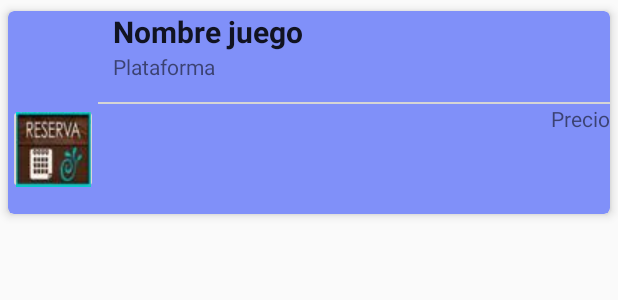
After one commit to ivanesc/OlympusGames, an Android app: the layout item_lista_juegos_home.xml on its own in the app's theme, with its tools: preview values and no code run, on a phone screen of 412 x 824 dp. The commit adds this screen. Shown: the top 300 px of the screen. Run offline under Robolectric (Android 15) with nearby library versions, the phone set to English and light mode, and no system bars.

```diff
--- a/app/src/main/res/layout/app_bar_main.xml
+++ b/app/src/main/res/layout/app_bar_main.xml
@@ -43,7 +43,7 @@
         android:layout_below="@+id/appbar"
         android:layout_marginTop="100dp"
         android:divider="#806326"
-        android:dividerHeight="2dp" />
+        android:dividerHeight="1dp" />
 
     <include layout="@layout/content_main" />
 
--- /dev/null
+++ b/app/src/main/res/layout/item_lista_juegos_home.xml
@@ -0,0 +1,76 @@
+<android.support.v7.widget.CardView xmlns:android="http://schemas.android.com/apk/res/android"
+    xmlns:card_view="http://schemas.android.com/apk/res-auto"
+    android:id="@+id/juegoinicio"
+    android:layout_width="match_parent"
+    android:layout_height="150dp"
+    android:layout_below="@+id/carrusel"
+    android:background="@color/cardview_dark_background"
+    card_view:cardCornerRadius="4dp"
+    card_view:cardElevation="4dp"
+    card_view:cardUseCompatPadding="true"
+    card_view:cardBackgroundColor="#8090f9">
+
+    <RelativeLayout
+        android:layout_width="wrap_content"
+        android:layout_height="wrap_content">
+
+        <ImageView
+            android:id="@+id/miniatura_juego"
+            android:layout_width="60dp"
+            android:layout_height="63dp"
+            android:scaleType="centerCrop" />
+
+        <TextView
+            android:id="@+id/nombre_juego"
+            android:layout_width="wrap_content"
+            android:layout_height="wrap_content"
+            android:layout_alignParentTop="true"
+            android:layout_marginLeft="10dp"
+            android:layout_toRightOf="@+id/miniatura_juego"
+            android:text="Nombre juego"
+            android:textAppearance="?android:attr/textAppearanceLarge"
+            android:textSize="20sp"
+            android:textStyle="bold" />
+
+        <TextView
+            android:id="@+id/plataforma"
+            android:layout_width="wrap_content"
+            android:layout_height="wrap_content"
+            android:layout_alignLeft="@+id/nombre_juego"
+            android:layout_below="@+id/nombre_juego"
+            android:text="Plataforma"
+            android:textAppearance="?android:attr/textAppearanceSmall" />
+
+        <TextView
+            android:id="@+id/precio_juego"
+            android:layout_width="wrap_content"
+            android:layout_height="wrap_content"
+            android:layout_below="@+id/plataforma"
+            android:layout_marginTop="15dp"
+            android:layout_alignParentRight="true"
+            android:text="Precio"
+            android:textAppearance="?android:attr/textAppearanceSmall" />
+
+        <View
+            android:id="@+id/linea"
+            android:layout_width="wrap_content"
+            android:layout_height="1dp"
+            android:layout_above="@+id/reservaya"
+            android:layout_toRightOf="@+id/miniatura_juego"
+            android:background="#ffd5d5d5">
+
+        </View>
+
+
+        <ImageButton
+            android:id="@+id/reservaya"
+            android:layout_width="60dp"
+            android:layout_height="60dp"
+            android:layout_alignParentBottom="false"
+            android:layout_alignTop="@+id/precio_juego"
+            android:layout_below="@+id/miniatura_juego"
+            android:src="@drawable/reservaya" />
+
+
+    </RelativeLayout>
+</android.support.v7.widget.CardView>
```
